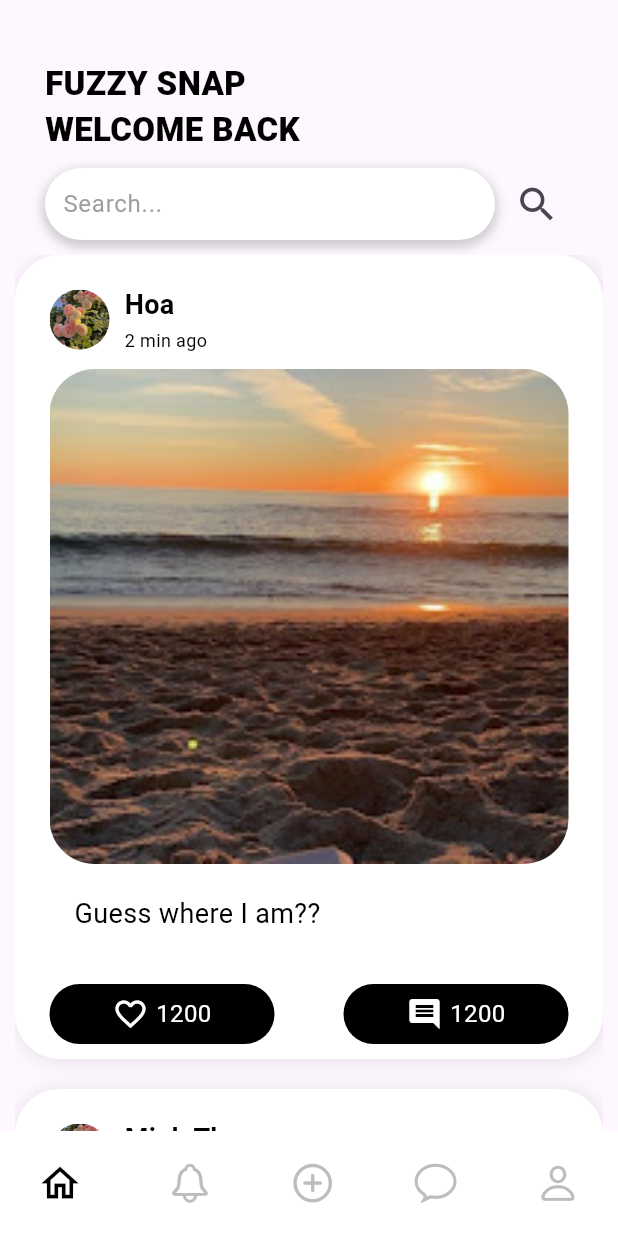
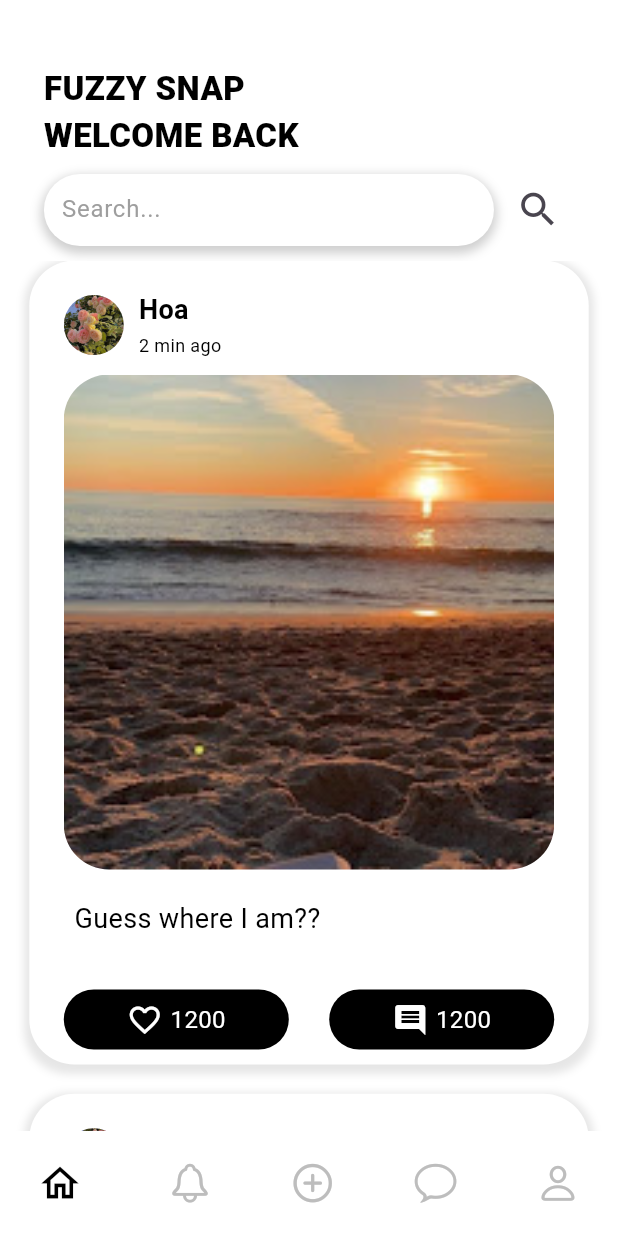
Before and after one commit to viet290423/GiaoDienNguoiMay, a Flutter app: the MainScreen screen opened directly, on a phone screen of 412 x 824 dp. Run offline on Flutter 3.47's test engine with Material 3 defaults, Android fonts, the phone set to English and light mode, and no system bars; drawn by our look-alikes of google_nav_bar; our stand-ins replace auto_size_text, get, timeago; Roboto replaces fonts that are missing (Montserrat, Poppins).

Commit message:
sua giao dien home_screen

```diff
--- /dev/null
+++ b/demo/lib/app/dimensions.dart
@@ -0,0 +1,51 @@
+import 'package:get/get.dart';
+
+class Dimensions {
+  static double screenHeight = Get.context!.height;
+  static double screenWidth = Get.context!.width;
+
+  static double pageView = screenHeight / 2.64;
+  static double pageViewContainer = screenHeight / 3.84;
+  static double pageViewTextContainer = screenHeight / 7.2;
+
+  //dynamic height padding and margin
+  static double height10 = screenHeight / 84.4;
+  static double height15 = screenHeight / 58.27;
+  static double height20 = screenHeight / 42.2;
+  static double height30 = screenHeight / 28.13;
+  static double height45 = screenHeight / 18.76;
+
+  //dynamic width padding and margin
+  static double width10 = screenHeight / 84.4;
+  static double width15 = screenHeight / 58.27;
+  static double width20 = screenHeight / 42.2;
+  static double width30 = screenHeight / 28.13;
+
+  //font size
+  static double font12 = screenHeight / 70.33;
+  static double font16 = screenHeight / 52.75;
+  static double font20 = screenHeight / 42.2;
+  static double font26 = screenHeight / 32.46;
+
+  //radius
+  static double radius15 = screenHeight / 56.27;
+  static double radius20 = screenHeight / 42.2;
+  static double radius30 = screenHeight / 28.13;
+
+  //icon Size
+  static double iconSize24 = screenHeight / 35.17;
+  static double iconSize16 = screenHeight / 52.15;
+
+  //list view size
+  static double listViewImgSize = screenWidth / 3.25;
+  static double listViewTextContSize = screenWidth / 3.9;
+
+  //popular img
+  static double popularImgSize = screenHeight / 2.41;
+
+  //bottom height
+  static double bottomHeightBar = screenHeight / 7.03;
+
+  //splash screen dimensions
+  static double spalshImg = screenHeight / 3.38;
+}
--- a/demo/lib/main.dart
+++ b/demo/lib/main.dart
@@ -3,6 +3,7 @@ import 'package:demo/auth/create_account.dart';
 import 'package:demo/screen/main_screen.dart';
 // import 'package:demo/screen/test.dart';
 import 'package:flutter/material.dart';
+import 'package:get/get_navigation/get_navigation.dart';
 
 void main() {
   runApp(const MyApp());
@@ -14,10 +15,10 @@ class MyApp extends StatelessWidget {
   // This widget is the root of your application.
   @override
   Widget build(BuildContext context) {
-    return MaterialApp(
+    return GetMaterialApp(
       title: 'Flutter Demo',
-      // home: MainScreen(),
-      home: LoginScreen(),
+      home: MainScreen(),
+      // home: LoginScreen(),
       debugShowCheckedModeBanner: false,
     );
   }
--- a/demo/lib/screen/home_screen.dart
+++ b/demo/lib/screen/home_screen.dart
@@ -1,3 +1,4 @@
+import 'package:demo/app/dimensions.dart';
 import 'package:flutter/material.dart';
 import 'package:demo/screen/add_screen.dart';
 import 'package:demo/widgets/comment_widget.dart';
@@ -62,14 +63,15 @@ class _HomeScreenState extends State<HomeScreen> {
   @override
   Widget build(BuildContext context) {
     return Scaffold(
+      backgroundColor: Colors.transparent,
       body: Stack(
         children: [
           Container(
-            margin: const EdgeInsets.only(top: 40, left: 10, right: 10),
+            margin: EdgeInsets.only(top: Dimensions.height45, left: Dimensions.width10, right: Dimensions.width10),
             child: Column(
               children: [
                 _buildHeader(),
-                const SizedBox(height: 10),
+                SizedBox(height: Dimensions.height10),
                 Expanded(
                   child: ListView.builder(
                     itemCount: filteredPosts.length,
@@ -92,9 +94,9 @@ class _HomeScreenState extends State<HomeScreen> {
       mainAxisAlignment: MainAxisAlignment.start,
       crossAxisAlignment: CrossAxisAlignment.start,
       children: [
-        const Padding(
-          padding: EdgeInsets.symmetric(horizontal: 20),
-          child: SizedBox(
+        Padding(
+          padding: EdgeInsets.symmetric(horizontal: Dimensions.width20),
+          child: const SizedBox(
             child: Text(
               'FUZZY SNAP \nWELCOME BACK',
               style: TextStyle(
@@ -108,16 +110,16 @@ class _HomeScreenState extends State<HomeScreen> {
         ),
         const SizedBox(height: 10),
         Padding(
-          padding: const EdgeInsets.symmetric(horizontal: 20),
+          padding: EdgeInsets.symmetric(horizontal: Dimensions.width20),
           child: Row(
             mainAxisAlignment: MainAxisAlignment.spaceBetween,
             children: [
               Container(
                 width: 300,
-                padding: const EdgeInsets.symmetric(horizontal: 12),
+                padding: EdgeInsets.symmetric(horizontal: Dimensions.width10 + 2),
                 decoration: BoxDecoration(
                   color: Colors.white,
-                  borderRadius: BorderRadius.circular(30),
+                  borderRadius: BorderRadius.circular(Dimensions.radius30),
                   boxShadow: [
                     BoxShadow(
                       color: Colors.grey.withOpacity(0.5),
@@ -156,7 +158,7 @@ class _HomeScreenState extends State<HomeScreen> {
 
   Widget _buildPost(Map<String, dynamic> post, int index) {
     return Container(
-      margin: const EdgeInsets.only(bottom: 20),
+      margin: EdgeInsets.only(bottom: Dimensions.height20, left: Dimensions.width10, right: Dimensions.width10),
       width: double.infinity,
       decoration: BoxDecoration(
         borderRadius: BorderRadius.circular(30),
@@ -164,8 +166,9 @@ class _HomeScreenState extends State<HomeScreen> {
         boxShadow: const [
           BoxShadow(
             color: Color(0x19000000),
-            blurRadius: 10,
-            offset: Offset(1, 1),
+            spreadRadius: 3,
+            blurRadius: 4,
+            offset: Offset(0, 3),
           ),
         ],
       ),
--- a/demo/lib/screen/main_screen.dart
+++ b/demo/lib/screen/main_screen.dart
@@ -2,13 +2,13 @@ import 'package:demo/screen/account_screen.dart';
 import 'package:demo/screen/add_screen.dart';
 import 'package:demo/screen/chat_screen.dart';
 import 'package:demo/screen/home_screen.dart';
-import 'package:demo/screen/search_screen.dart';
+import 'package:demo/screen/notification_screen.dart';
 import 'package:flutter/cupertino.dart';
 import 'package:flutter/material.dart';
 import 'package:google_nav_bar/google_nav_bar.dart';
 
 class MainScreen extends StatefulWidget {
-  const MainScreen({Key? key}) : super(key: key);
+  const MainScreen({super.key});
 
   @override
   State<MainScreen> createState() => _MainScreenState();
@@ -18,7 +18,7 @@ class _MainScreenState extends State<MainScreen> {
   int _currentIndex = 0;
   final screens = [
     HomeScreen(),
-    SearchScreen(),
+    NotificationScreen(),
     AddScreen(),
     ChatScreen(),
     AccountScreen()
@@ -26,6 +26,7 @@ class _MainScreenState extends State<MainScreen> {
   @override
   Widget build(BuildContext context) {
     return Scaffold(
+      backgroundColor: Colors.white,
       body: IndexedStack(
         index: _currentIndex,
         children: screens,
--- a/demo/lib/screen/search_screen.dart
+++ b/demo/lib/screen/notification_screen.dart
@@ -1,7 +1,9 @@
 
 import 'package:flutter/material.dart';
 
-class SearchScreen extends StatelessWidget {
+class NotificationScreen extends StatelessWidget {
+  const NotificationScreen({super.key});
+
   @override
   Widget build(BuildContext context) {
     return Scaffold(
--- a/demo/lib/screen/setting_screen.dart
+++ b/demo/lib/screen/setting_screen.dart
@@ -1,3 +1,4 @@
+import 'package:demo/screen/main_screen.dart';
 import 'package:flutter/material.dart';
 import 'account_screen.dart';
 
@@ -11,10 +12,7 @@ class SettingScreen extends StatelessWidget {
         leading: IconButton(
           icon: Icon(Icons.arrow_back, color: Colors.black),
           onPressed: () {
-            Navigator.push(
-              context,
-              MaterialPageRoute(builder: (context) => AccountScreen()),
-            );
+            Navigator.pop(context);
           },
         ),
         title: Text(
@@ -41,12 +39,12 @@ class SettingScreen extends StatelessWidget {
                 buildSettingItem('Language', trailing: Text('English'), onTap: () {}),
                 buildSettingItem(
                   'Dark Mode',
-                  trailing: Switch(value: true, onChanged: (bool value) {}),
+                  trailing: Switch(value: false, onChanged: (bool value) {}),
                   onTap: () {},
                 ),
                 buildSettingItem(
                   'Notification',
-                  trailing: Switch(value: true, onChanged: (bool value) {}),
+                  trailing: Switch(value: false, onChanged: (bool value) {}),
                   onTap: () {},
                 ),
               ],
--- a/demo/pubspec.yaml
+++ b/demo/pubspec.yaml
@@ -34,6 +34,7 @@ dependencies:
   # The following adds the Cupertino Icons font to your application.
   # Use with the CupertinoIcons class for iOS style icons.
   cupertino_icons: ^1.0.2
+  get: ^4.6.6
   device_preview: ^1.1.0
   google_nav_bar: ^5.0.6
   timeago: ^3.0.2
```
Also changed, not shown: demo/pubspec.lock.
